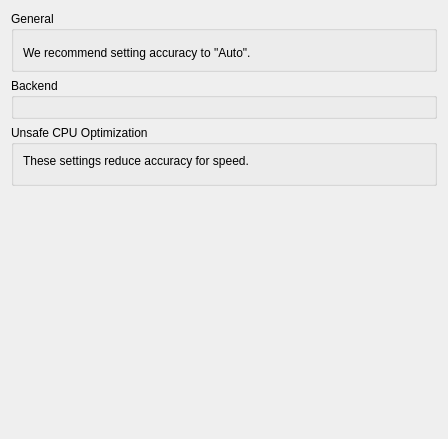
ReiKatari/STORM_SWITCH, file src/storm_switch/configuration/configure_cpu.ui: the form before one commit.
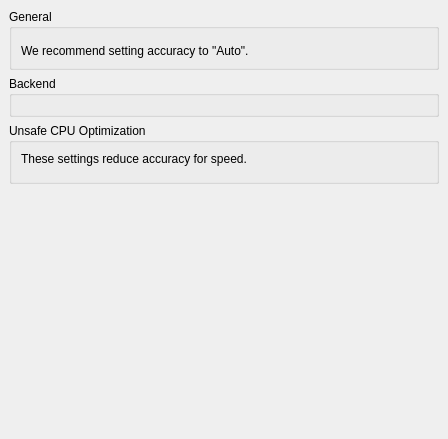
The form after the commit.

Patch:
```diff
--- a/src/storm_switch/configuration/configure_cpu.ui
+++ b/src/storm_switch/configuration/configure_cpu.ui
@@ -16,6 +16,36 @@
   <property name="accessibleName">
    <string>CPU</string>
   </property>
+  <layout class="QVBoxLayout" name="vboxlayout_outer">
+   <property name="leftMargin">
+    <number>0</number>
+   </property>
+   <property name="topMargin">
+    <number>0</number>
+   </property>
+   <property name="rightMargin">
+    <number>0</number>
+   </property>
+   <property name="bottomMargin">
+    <number>0</number>
+   </property>
+   <item>
+    <widget class="QScrollArea" name="scrollArea">
+     <property name="frameShape">
+      <enum>QFrame::Shape::NoFrame</enum>
+     </property>
+     <property name="widgetResizable">
+      <bool>true</bool>
+     </property>
+     <widget class="QWidget" name="scrollAreaWidgetContents">
+      <property name="geometry">
+       <rect>
+        <x>0</x>
+        <y>0</y>
+        <width>448</width>
+        <height>439</height>
+       </rect>
+      </property>
   <layout class="QVBoxLayout" name="vboxlayout_2" stretch="0">
    <item>
     <layout class="QVBoxLayout" name="vboxlayout">
@@ -52,7 +82,7 @@
            <string>We recommend setting accuracy to &quot;Auto&quot;.</string>
           </property>
           <property name="wordWrap">
-           <bool>false</bool>
+               <bool>true</bool>
           </property>
          </widget>
         </item>
@@ -101,7 +131,7 @@
            <string>These settings reduce accuracy for speed.</string>
           </property>
           <property name="wordWrap">
-           <bool>false</bool>
+               <bool>true</bool>
           </property>
          </widget>
         </item>
@@ -143,6 +173,10 @@
       </spacer>
      </item>
     </layout>
+       </item>
+      </layout>
+     </widget>
+    </widget>
    </item>
   </layout>
  </widget>
```
Lines whose indentation alone changed are shown as unchanged.
